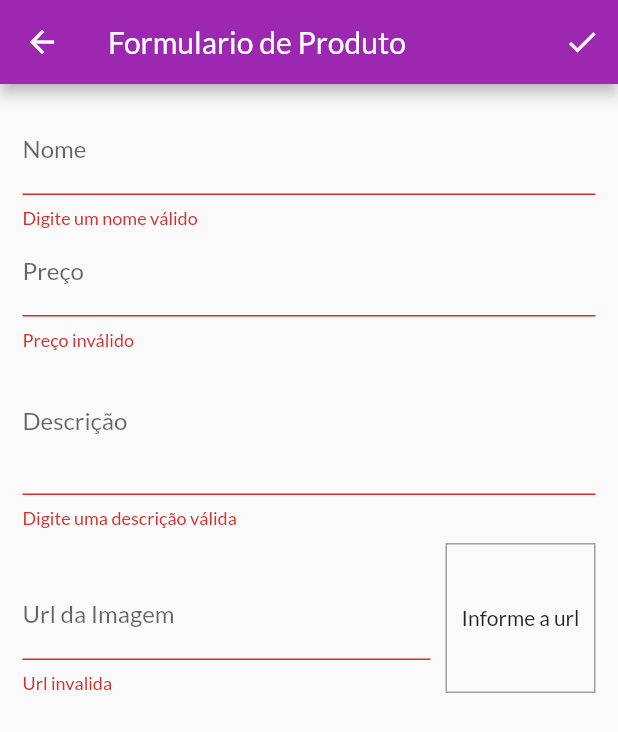
After one commit to ViniDB27/myshop-flutter, a Flutter app: the ProductFormPage screen opened by its route, after a tap on the "check" icon, on a phone screen of 412 x 824 dp. The commit adds this screen. Shown: the top 732 px of the screen. Run offline on Flutter 3.47's test engine with Material 2 defaults, Android fonts, the phone set to English and light mode, and no system bars; network calls fail.

Commit message:
conclusão modulo 2 do myshop formularios

```diff
--- a/lib/components/product_grid.dart
+++ b/lib/components/product_grid.dart
@@ -1,6 +1,6 @@
 import 'package:flutter/material.dart';
 import 'package:provider/provider.dart';
-import 'package:shop/components/product_item.dart';
+import 'package:shop/components/product_grid_item.dart';
 import 'package:shop/models/product.dart';
 import 'package:shop/models/product_list.dart';
 
@@ -20,7 +20,7 @@ class ProductGrid extends StatelessWidget {
       itemCount: loadedProducts.length,
       itemBuilder: (ctx, i) => ChangeNotifierProvider.value(
         value: loadedProducts[i],
-        child: ProductItem(),
+        child: ProductGridItem(),
       ),
       gridDelegate: SliverGridDelegateWithFixedCrossAxisCount(
         crossAxisCount: 2,
--- a/lib/main.dart
+++ b/lib/main.dart
@@ -7,7 +7,9 @@ import 'package:shop/routes/app_routes.dart';
 import 'package:shop/screen/cart_page.dart';
 import 'package:shop/screen/oders_page.dart';
 import 'package:shop/screen/product_detail_page.dart';
+import 'package:shop/screen/product_form_page.dart';
 import 'package:shop/screen/products_overview_page.dart';
+import 'package:shop/screen/products_page.dart';
 
 void main() {
   runApp(const MyApp());
@@ -42,6 +44,8 @@ class MyApp extends StatelessWidget {
           AppRoutes.PRODUCT_DETAIL: (ctx) => ProductDetailPage(),
           AppRoutes.CART: (ctx) => CartPage(),
           AppRoutes.ORDERS: (ctx) => OrdersPages(),
+          AppRoutes.MANAGER_PRODUCTS: (ctx) => ProductsPage(),
+          AppRoutes.FORM_PRODUCTS: (ctx) => ProductFormPage(),
         },
         debugShowCheckedModeBanner: false,
       ),
--- a/lib/routes/app_routes.dart
+++ b/lib/routes/app_routes.dart
@@ -5,4 +5,6 @@ class AppRoutes {
   static const PRODUCT_DETAIL = '/product-detail';
   static const CART = '/cart';
   static const ORDERS = '/orders';
+  static const MANAGER_PRODUCTS = '/manager-products';
+  static const FORM_PRODUCTS = '/form-products';
 }
--- /dev/null
+++ b/lib/screen/product_form_page.dart
@@ -0,0 +1,206 @@
+import 'package:flutter/material.dart';
+import 'package:provider/provider.dart';
+import 'package:shop/models/product.dart';
+import 'package:shop/models/product_list.dart';
+
+class ProductFormPage extends StatefulWidget {
+  const ProductFormPage({Key? key}) : super(key: key);
+
+  @override
+  _ProductFormPageState createState() => _ProductFormPageState();
+}
+
+class _ProductFormPageState extends State<ProductFormPage> {
+  final _priceFocus = FocusNode();
+  final _desciptionFocus = FocusNode();
+  final _urlFocus = FocusNode();
+  final _imageUrlController = TextEditingController();
+  final _formKey = GlobalKey<FormState>();
+  final _formData = Map<String, Object>();
+
+  @override
+  void initState() {
+    super.initState();
+    _urlFocus.addListener(updateImage);
+  }
+
+  @override
+  void didChangeDependencies() {
+    super.didChangeDependencies();
+    if (_formData.isEmpty) {
+      final arg = ModalRoute.of(context)?.settings.arguments;
+      if (arg != null) {
+        final product = arg as Product;
+        _formData['id'] = product.id;
+        _formData['name'] = product.name;
+        _formData['price'] = product.price;
+        _formData['description'] = product.description;
+        _formData['imageUrl'] = product.imageUrl;
+        _imageUrlController.text = product.imageUrl;
+      }
+    }
+  }
+
+  @override
+  void dispose() {
+    super.dispose();
+    _priceFocus.dispose();
+    _desciptionFocus.dispose();
+    _urlFocus.removeListener(updateImage);
+    _urlFocus.dispose();
+  }
+
+  void updateImage() {
+    setState(() {});
+  }
+
+  void _submitForm() {
+    final isValid = _formKey.currentState?.validate() ?? false;
+    if (!isValid) return;
+
+    _formKey.currentState?.save();
+
+    Provider.of<ProductList>(context, listen: false).saveProduct(_formData);
+    Navigator.of(context).pop();
+  }
+
+  bool isValidmageUrl(String url) {
+    bool isValidUrl = Uri.tryParse(url)?.hasAbsolutePath ?? false;
+    bool extIsValid = url.toLowerCase().endsWith('.png') ||
+        url.toLowerCase().endsWith('.jpg') ||
+        url.toLowerCase().endsWith('.jpeg');
+    return isValidUrl && extIsValid;
+  }
+
+  @override
+  Widget build(BuildContext context) {
+    return Scaffold(
+      appBar: AppBar(
+        title: Text('Formulario de Produto'),
+        actions: [
+          IconButton(
+            onPressed: _submitForm,
+            icon: Icon(Icons.check),
+          ),
+        ],
+      ),
+      body: Padding(
+        padding: const EdgeInsets.all(15),
+        child: Form(
+          key: _formKey,
+          child: ListView(
+            children: [
+              TextFormField(
+                  initialValue: _formData['name']?.toString(),
+                  decoration: InputDecoration(
+                    labelText: 'Nome',
+                  ),
+                  textInputAction: TextInputAction.next,
+                  onFieldSubmitted: (_) {
+                    FocusScope.of(context).requestFocus(_priceFocus);
+                  },
+                  onSaved: (name) => _formData['name'] = name ?? '',
+                  validator: (_name) {
+                    final name = _name ?? '';
+                    if (name.trim().isEmpty) {
+                      return 'Digite um nome válido';
+                    }
+                    if (name.length < 3)
+                      return 'Digite um nome com pelo menos 3 letras';
+                    return null;
+                  }),
+              TextFormField(
+                initialValue: _formData['price']?.toString(),
+                decoration: InputDecoration(
+                  labelText: 'Preço',
+                ),
+                textInputAction: TextInputAction.next,
+                keyboardType: TextInputType.numberWithOptions(decimal: true),
+                onFieldSubmitted: (_) {
+                  FocusScope.of(context).requestFocus(_desciptionFocus);
+                },
+                focusNode: _priceFocus,
+                onSaved: (price) =>
+                    _formData['price'] = double.parse(price ?? '0'),
+                validator: (_price) {
+                  final priceString = _price ?? '';
+                  final price = double.tryParse(priceString) ?? -1;
+                  if (price <= 0) {
+                    return 'Preço inválido';
+                  }
+                  return null;
+                },
+              ),
+              TextFormField(
+                initialValue: _formData['description']?.toString(),
+                  decoration: InputDecoration(
+                    labelText: 'Descrição',
+                  ),
+                  focusNode: _desciptionFocus,
+                  keyboardType: TextInputType.multiline,
+                  maxLines: 3,
+                  onFieldSubmitted: (_) {
+                    FocusScope.of(context).requestFocus(_urlFocus);
+                  },
+                  onSaved: (description) =>
+                      _formData['description'] = description ?? '',
+                  validator: (_description) {
+                    final description = _description ?? '';
+                    if (description.trim().isEmpty) {
+                      return 'Digite uma descrição válida';
+                    }
+                    if (description.length < 10)
+                      return 'A descrição deve conter pelo menos 10 letras';
+                    return null;
+                  }),
+              Row(
+                crossAxisAlignment: CrossAxisAlignment.end,
+                children: [
+                  Expanded(
+                    child: TextFormField(
+                      decoration: InputDecoration(
+                        labelText: 'Url da Imagem',
+                      ),
+                      focusNode: _urlFocus,
+                      keyboardType: TextInputType.url,
+                      textInputAction: TextInputAction.done,
+                      controller: _imageUrlController,
+                      onFieldSubmitted: (_) => _submitForm(),
+                      onSaved: (imageUrl) =>
+                          _formData['imageUrl'] = imageUrl ?? '',
+                      validator: (_url) {
+                        final url = _url ?? '';
+                        if (!isValidmageUrl(url)) return 'Url invalida';
+                        return null;
+                      },
+                    ),
+                  ),
+                  Container(
+                    margin: EdgeInsets.only(top: 10, left: 10),
+                    height: 100,
+                    width: 100,
+                    decoration: BoxDecoration(
+                      border: Border.all(
+                        color: Colors.grey,
+                        width: 1,
+                      ),
+                    ),
+                    child: _imageUrlController.text.isEmpty
+                        ? Text('Informe a url')
+                        : FittedBox(
+                            child: Image.network(
+                              _imageUrlController.text,
+                              fit: BoxFit.cover,
+                            ),
+                          ),
+                    alignment: Alignment.center,
+                  )
+                ],
+              ),
+            ],
+          ),
+        ),
+      ),
+    );
+  }
+}
```
Also changed, not shown: lib/components/app_drawer.dart (+10 -0 lines), lib/components/cart_item.dart (+27 -6 lines), lib/components/product_grid_item.dart (added, +67 -0 lines), lib/components/product_item.dart (+50 -35 lines), lib/models/cart.dart (+22 -0 lines), lib/models/product_list.dart (+41 -0 lines), lib/screen/products_page.dart (added, +43 -0 lines).
